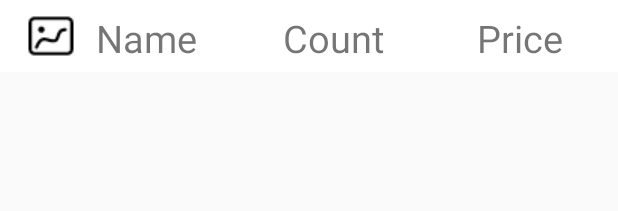
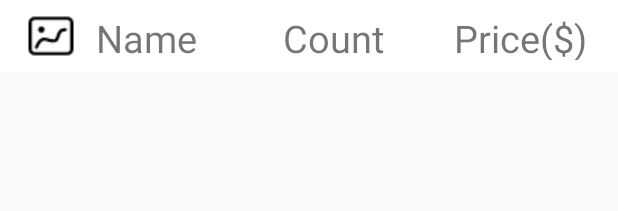
Before and after one commit to Ace-Lin/KTV, an Android app: the layout product_item.xml on its own in the app's theme, with its tools: preview values and no code run, on a phone screen of 412 x 824 dp. Shown: the top 211 px of the screen. Run offline under Robolectric (Android 15) with nearby library versions, the phone set to English and light mode, and no system bars.

Commit message:
增加美元符号

```diff
--- a/app/src/main/res/values/strings.xml
+++ b/app/src/main/res/values/strings.xml
@@ -24,7 +24,7 @@
     <string name="show_pduduct_name"> Name </string>
     <string name="show_type"> Type</string>
     <string name="show_count"> Count</string>
-    <string name="show_price"> Price</string>
+    <string name="show_price"> Price($)</string>
 
 
 
```
